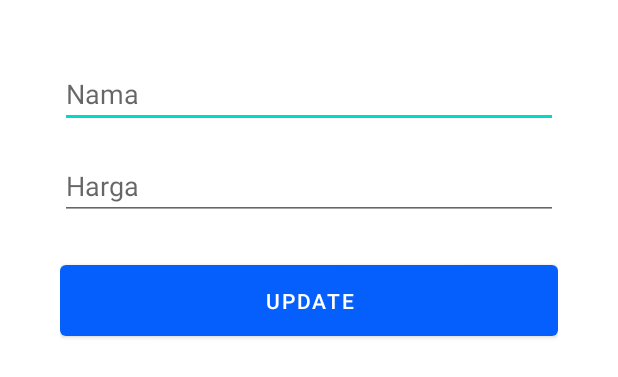
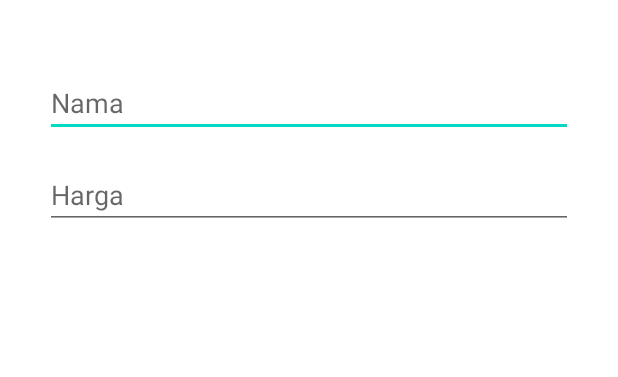
Before and after one commit to fadhluibnu/SEMENT-SHOP-MANAGEMENT, an Android app: the layout update_dialog.xml on its own in the app's theme, with its tools: preview values and no code run, on a phone screen of 412 x 824 dp. Shown: the top 377 px of the screen. Run offline under Robolectric (Android 15) with nearby library versions, the phone set to English and light mode, and no system bars.

Commit message:
Membuat Back End Edit Data

```diff
--- a/app/src/main/java/com/example/sement_shop_management/read/Pengeluaran.kt
+++ b/app/src/main/java/com/example/sement_shop_management/read/Pengeluaran.kt
@@ -1,3 +1,7 @@
 package com.example.sement_shop_management.read
 
-data class Pengeluaran(var nama: String?= null, var harga: String?= null)
+data class Pengeluaran(var id: String, var nama: String, var harga: String){
+    constructor():this("", "", ""){
+
+    }
+}
--- a/app/src/main/java/com/example/sement_shop_management/read/Penjualan.kt
+++ b/app/src/main/java/com/example/sement_shop_management/read/Penjualan.kt
@@ -1,7 +1,7 @@
 package com.example.sement_shop_management.read
 
-data class  Penjualan(var nama: String?= null, var harga: String?= null){
-    constructor():this("", ""){
+data class  Penjualan(var id : String, var nama: String, var harga: String){
+    constructor():this("", "", ""){
 
     }
 }
--- a/app/src/main/res/drawable/bottom_sheet_dialog.xml
+++ b/app/src/main/res/drawable/bottom_sheet_dialog.xml
@@ -5,6 +5,8 @@
         android:color="@color/white"/>
     <corners
         android:topRightRadius="40dp"
-        android:topLeftRadius="40dp"/>
+        android:topLeftRadius="40dp"
+        android:bottomRightRadius="40dp"
+        android:bottomLeftRadius="40dp"/>
 
 </shape>
--- a/app/src/main/res/layout/list_barang_pengeluaran.xml
+++ b/app/src/main/res/layout/list_barang_pengeluaran.xml
@@ -8,20 +8,20 @@
     android:padding="10dp">
 
     <TextView
-        android:id="@+id/text_title_Pengeluaran"
+        android:id="@+id/text_title_pengeluaran"
         android:layout_width="0dp"
         android:layout_height="wrap_content"
         android:textColor="#2B2929"
         android:textSize="16dp"
         android:fontFamily="@font/asapmedium"
         app:layout_constraintBottom_toBottomOf="parent"
-        app:layout_constraintEnd_toStartOf="@+id/icon_edit"
+        app:layout_constraintEnd_toStartOf="@+id/icon_edit_pengeluaran"
         app:layout_constraintStart_toStartOf="parent"
         app:layout_constraintTop_toTopOf="parent"
         app:layout_constraintVertical_bias="0.55"
         android:text="Nama Barang Pengeluaran" />
     <ImageView
-        android:id="@+id/icon_edit"
+        android:id="@+id/icon_edit_pengeluaran"
         android:layout_width="wrap_content"
         android:layout_height="wrap_content"
         android:src="@drawable/ic_edit"
--- a/app/src/main/res/layout/update_dialog.xml
+++ b/app/src/main/res/layout/update_dialog.xml
@@ -5,17 +5,18 @@
     xmlns:app="http://schemas.android.com/apk/res-auto"
     android:layout_width="match_parent"
     android:layout_height="match_parent"
-    android:padding="40dp"
+    android:padding="30dp"
     android:background="@drawable/bottom_sheet_dialog">
-
 
     <com.google.android.material.textfield.TextInputEditText
         android:id="@+id/editNamaPenjualan"
         android:layout_width="match_parent"
         android:layout_height="wrap_content"
+        android:layout_marginTop="16dp"
         android:hint="Nama"
         android:inputType="text"
         app:layout_constraintBottom_toBottomOf="parent"
+        app:layout_constraintEnd_toEndOf="parent"
         app:layout_constraintStart_toStartOf="parent"
         app:layout_constraintTop_toTopOf="parent"
         app:layout_constraintVertical_bias="0.0" />
@@ -34,19 +35,5 @@
         app:layout_constraintTop_toBottomOf="@+id/editNamaPenjualan"
         app:layout_constraintVertical_bias="0.0" />
 
-    <Button
-        android:id="@+id/btnSaveUpdatePenjualan"
-        android:layout_width="match_parent"
-        android:layout_height="59dp"
-        android:layout_marginTop="24dp"
-        android:text="Update"
-        app:backgroundTint="#055FFC"
-        app:layout_constraintBottom_toBottomOf="parent"
-        app:layout_constraintEnd_toEndOf="parent"
-        app:layout_constraintHorizontal_bias="0.473"
-        app:layout_constraintStart_toStartOf="parent"
-        app:layout_constraintTop_toBottomOf="@+id/editHargaPenjualan"
-        app:layout_constraintVertical_bias="0.0" />
-
 
 </androidx.constraintlayout.widget.ConstraintLayout>
```
Also changed, not shown: app/src/main/java/com/example/sement_shop_management/ReadPengeluaranActivity.kt (+4 -3 lines), app/src/main/java/com/example/sement_shop_management/ReadPenjualanActivity.kt (+4 -3 lines), app/src/main/java/com/example/sement_shop_management/adapter/PengeluaranAdapter.kt (+52 -5 lines), app/src/main/java/com/example/sement_shop_management/adapter/PenjualanAdapter.kt (+100 -5 lines).
